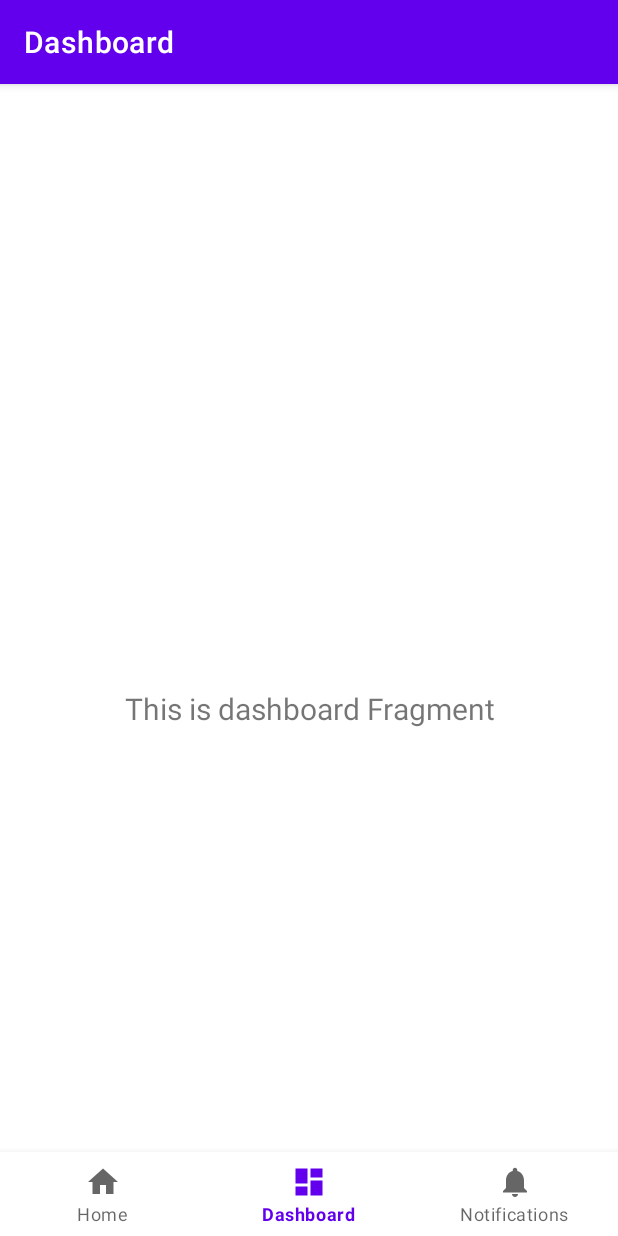
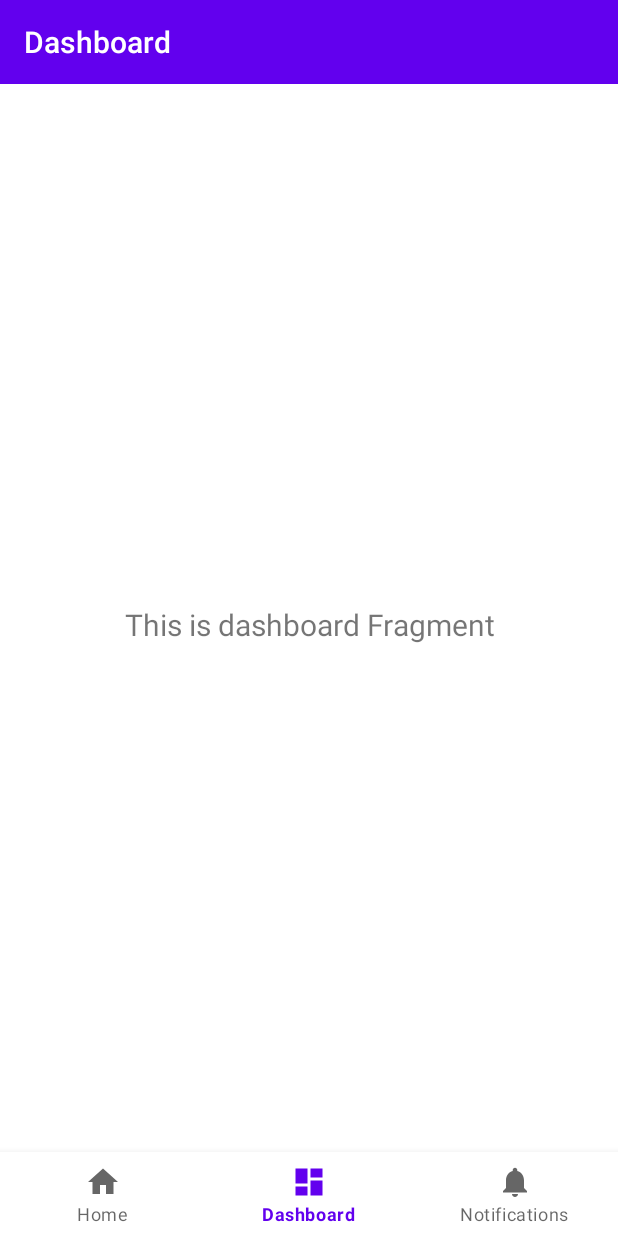
Before and after one commit to nelsonalfo/tmdb-mad-project, an Android app: the DashboardFragment screen opened through its navigation route, on a phone screen of 412 x 824 dp. Run offline under Robolectric (Android 15) with nearby library versions, the phone set to English and light mode, and no system bars; our stand-ins replace navigation-ui.

Commit message:
aplciando estilos y uso mejorando codigo autogenerado

```diff
--- a/app/src/main/java/com/example/tmdbmadproject/HomeActivity.kt
+++ b/app/src/main/java/com/example/tmdbmadproject/HomeActivity.kt
@@ -1,11 +1,9 @@
 package com.example.tmdbmadproject
 
 import android.os.Bundle
-import com.google.android.material.bottomnavigation.BottomNavigationView
 import androidx.appcompat.app.AppCompatActivity
 import androidx.navigation.findNavController
 import androidx.navigation.ui.AppBarConfiguration
-import androidx.navigation.ui.setupActionBarWithNavController
 import androidx.navigation.ui.setupWithNavController
 import com.example.tmdbmadproject.databinding.ActivityHomeBinding
 
@@ -16,7 +14,6 @@ class HomeActivity : AppCompatActivity() {
         super.onCreate(savedInstanceState)
         binding = ActivityHomeBinding.inflate(layoutInflater)
         setContentView(binding.root)
-
 
         val navController = findNavController(R.id.nav_host_fragment)
 
@@ -29,7 +26,8 @@ class HomeActivity : AppCompatActivity() {
                 R.id.navigation_notifications
             )
         )
-        setupActionBarWithNavController(navController, appBarConfiguration)
+
+        binding.toolbarLayout.toolbar.setupWithNavController(navController, appBarConfiguration)
         binding.navView.setupWithNavController(navController)
     }
 }
--- a/app/src/main/java/com/example/tmdbmadproject/ui/dashboard/DashboardFragment.kt
+++ b/app/src/main/java/com/example/tmdbmadproject/ui/dashboard/DashboardFragment.kt
@@ -4,28 +4,26 @@ import android.os.Bundle
 import android.view.LayoutInflater
 import android.view.View
 import android.view.ViewGroup
-import android.widget.TextView
 import androidx.fragment.app.Fragment
-import androidx.lifecycle.Observer
-import androidx.lifecycle.ViewModelProvider
-import com.example.tmdbmadproject.R
+import androidx.fragment.app.viewModels
+import com.example.tmdbmadproject.databinding.FragmentDashboardBinding
 
 class DashboardFragment : Fragment() {
+    private var _binding: FragmentDashboardBinding? = null
+    private val binding get() = _binding!!
 
-    private lateinit var dashboardViewModel: DashboardViewModel
+    private val dashboardViewModel by viewModels<DashboardViewModel>()
 
-    override fun onCreateView(
-        inflater: LayoutInflater,
-        container: ViewGroup?,
-        savedInstanceState: Bundle?
-    ): View? {
-        dashboardViewModel =
-            ViewModelProvider(this).get(DashboardViewModel::class.java)
-        val root = inflater.inflate(R.layout.fragment_dashboard, container, false)
-        val textView: TextView = root.findViewById(R.id.text_dashboard)
-        dashboardViewModel.text.observe(viewLifecycleOwner, Observer {
-            textView.text = it
-        })
-        return root
+
+    override fun onCreateView(inflater: LayoutInflater, container: ViewGroup?, savedInstanceState: Bundle?): View? {
+        _binding = FragmentDashboardBinding.inflate(inflater, container, false)
+
+        dashboardViewModel.text.observe(viewLifecycleOwner, { binding.textDashboard.text = it })
+        return binding.root
+    }
+
+    override fun onDestroyView() {
+        super.onDestroyView()
+        _binding = null
     }
 }
--- a/app/src/main/java/com/example/tmdbmadproject/ui/home/HomeFragment.kt
+++ b/app/src/main/java/com/example/tmdbmadproject/ui/home/HomeFragment.kt
@@ -4,28 +4,35 @@ import android.os.Bundle
 import android.view.LayoutInflater
 import android.view.View
 import android.view.ViewGroup
-import android.widget.TextView
 import androidx.fragment.app.Fragment
-import androidx.lifecycle.Observer
-import androidx.lifecycle.ViewModelProvider
+import androidx.fragment.app.viewModels
+import androidx.navigation.fragment.findNavController
 import com.example.tmdbmadproject.R
+import com.example.tmdbmadproject.databinding.FragmentHomeBinding
 
 class HomeFragment : Fragment() {
+    private var _binding: FragmentHomeBinding? = null
+    private val binding get() = _binding!!
 
-    private lateinit var homeViewModel: HomeViewModel
+    private val homeViewModel by viewModels<HomeViewModel>()
 
-    override fun onCreateView(
-        inflater: LayoutInflater,
-        container: ViewGroup?,
-        savedInstanceState: Bundle?
-    ): View? {
-        homeViewModel =
-            ViewModelProvider(this).get(HomeViewModel::class.java)
-        val root = inflater.inflate(R.layout.fragment_home, container, false)
-        val textView: TextView = root.findViewById(R.id.text_home)
-        homeViewModel.text.observe(viewLifecycleOwner, Observer {
-            textView.text = it
-        })
-        return root
+
+    override fun onCreateView(inflater: LayoutInflater, container: ViewGroup?, savedInstanceState: Bundle?): View {
+        _binding = FragmentHomeBinding.inflate(inflater)
+
+        binding.detailsButton.setOnClickListener { findNavController().navigate(R.id.nav_from_home_to_detail) }
+
+        return binding.root
+    }
+
+    override fun onActivityCreated(savedInstanceState: Bundle?) {
+        super.onActivityCreated(savedInstanceState)
+
+        homeViewModel.text.observe(viewLifecycleOwner, { binding.textHome.text = it })
+    }
+
+    override fun onDestroyView() {
+        super.onDestroyView()
+        _binding = null
     }
 }
--- a/app/src/main/java/com/example/tmdbmadproject/ui/home/HomeViewModel.kt
+++ b/app/src/main/java/com/example/tmdbmadproject/ui/home/HomeViewModel.kt
@@ -5,9 +5,6 @@ import androidx.lifecycle.MutableLiveData
 import androidx.lifecycle.ViewModel
 
 class HomeViewModel : ViewModel() {
-
-    private val _text = MutableLiveData<String>().apply {
-        value = "This is home Fragment"
-    }
+    private val _text = MutableLiveData<String>().apply { value = "This is home Fragment" }
     val text: LiveData<String> = _text
 }
--- a/app/src/main/java/com/example/tmdbmadproject/ui/notifications/NotificationsFragment.kt
+++ b/app/src/main/java/com/example/tmdbmadproject/ui/notifications/NotificationsFragment.kt
@@ -4,10 +4,8 @@ import android.os.Bundle
 import android.view.LayoutInflater
 import android.view.View
 import android.view.ViewGroup
-import android.widget.TextView
 import androidx.fragment.app.Fragment
 import androidx.fragment.app.viewModels
-import com.example.tmdbmadproject.R
 import com.example.tmdbmadproject.databinding.FragmentNotificationsBinding
 
 class NotificationsFragment : Fragment() {
--- a/app/src/main/res/layout/activity_home.xml
+++ b/app/src/main/res/layout/activity_home.xml
@@ -3,8 +3,10 @@
     xmlns:app="http://schemas.android.com/apk/res-auto"
     android:id="@+id/container"
     android:layout_width="match_parent"
-    android:layout_height="match_parent"
-    android:paddingTop="?attr/actionBarSize">
+    android:layout_height="match_parent">
+
+    <include layout="@layout/toolbar"
+        android:id="@+id/toolbar_layout"/>
 
     <com.google.android.material.bottomnavigation.BottomNavigationView
         android:id="@+id/nav_view"
--- /dev/null
+++ b/app/src/main/res/layout/toolbar.xml
@@ -0,0 +1,9 @@
+<?xml version="1.0" encoding="utf-8"?>
+<androidx.appcompat.widget.Toolbar xmlns:android="http://schemas.android.com/apk/res/android"
+    xmlns:tools="http://schemas.android.com/tools"
+    android:id="@+id/toolbar"
+    style="@style/AppToolbar"
+    android:layout_width="match_parent"
+    android:layout_height="wrap_content"
+    android:theme="@style/AppToolbar.Button.Navigation"
+    tools:title="Toolbar" />
--- a/app/src/main/res/navigation/mobile_navigation.xml
+++ b/app/src/main/res/navigation/mobile_navigation.xml
@@ -9,7 +9,11 @@
         android:id="@+id/navigation_home"
         android:name="com.example.tmdbmadproject.ui.home.HomeFragment"
         android:label="@string/title_home"
-        tools:layout="@layout/fragment_home" />
+        tools:layout="@layout/fragment_home" >
+        <action
+            android:id="@+id/nav_from_home_to_detail"
+            app:destination="@id/detailFragment" />
+    </fragment>
 
     <fragment
         android:id="@+id/navigation_dashboard"
@@ -22,4 +26,10 @@
         android:name="com.example.tmdbmadproject.ui.notifications.NotificationsFragment"
         android:label="@string/title_notifications"
         tools:layout="@layout/fragment_notifications" />
+
+    <fragment
+        android:id="@+id/detailFragment"
+        android:name="com.example.tmdbmadproject.ui.detail.DetailFragment"
+        android:label="Details"
+        tools:layout="@layout/detail_fragment" />
 </navigation>
--- a/app/src/main/res/values-night/themes.xml
+++ b/app/src/main/res/values-night/themes.xml
@@ -1,6 +1,6 @@
 <resources xmlns:tools="http://schemas.android.com/tools">
     <!-- Base application theme. -->
-    <style name="Theme.TmdbMADProject" parent="Theme.MaterialComponents.DayNight.DarkActionBar">
+    <style name="Theme.TmdbMADProject" parent="Theme.MaterialComponents.DayNight.NoActionBar">
         <!-- Primary brand color. -->
         <item name="colorPrimary">@color/purple_200</item>
         <item name="colorPrimaryVariant">@color/purple_700</item>
@@ -13,4 +13,14 @@
         <item name="android:statusBarColor" tools:targetApi="l">?attr/colorPrimaryVariant</item>
         <!-- Customize your theme here. -->
     </style>
+
+    <style name="AppToolbar" parent="Widget.AppCompat.Toolbar">
+        <item name="android:background">?attr/colorPrimary</item>
+        <item name="titleTextColor">?attr/colorOnPrimary</item>
+    </style>
+
+    <style name="AppToolbar.Button.Navigation" parent="Widget.AppCompat.Toolbar.Button.Navigation">
+        <item name="colorControlNormal">?attr/colorOnPrimary</item>
+    </style>
+
 </resources>
--- a/app/src/main/res/values/themes.xml
+++ b/app/src/main/res/values/themes.xml
@@ -1,6 +1,6 @@
 <resources xmlns:tools="http://schemas.android.com/tools">
     <!-- Base application theme. -->
-    <style name="Theme.TmdbMADProject" parent="Theme.MaterialComponents.DayNight.DarkActionBar">
+    <style name="Theme.TmdbMADProject" parent="Theme.MaterialComponents.DayNight.NoActionBar">
         <!-- Primary brand color. -->
         <item name="colorPrimary">@color/purple_500</item>
         <item name="colorPrimaryVariant">@color/purple_700</item>
@@ -13,4 +13,14 @@
         <item name="android:statusBarColor" tools:targetApi="l">?attr/colorPrimaryVariant</item>
         <!-- Customize your theme here. -->
     </style>
+
+    <style name="AppToolbar" parent="Widget.AppCompat.Toolbar">
+        <item name="android:background">?attr/colorPrimary</item>
+        <item name="titleTextColor">?attr/colorOnPrimary</item>
+    </style>
+
+    <style name="AppToolbar.Button.Navigation" parent="Widget.AppCompat.Toolbar.Button.Navigation">
+        <item name="colorControlNormal">?attr/colorOnPrimary</item>
+    </style>
+
 </resources>
```
Also changed, not shown: app/src/main/java/com/example/tmdbmadproject/ui/detail/DetailFragment.kt (added, +38 -0 lines), app/src/main/java/com/example/tmdbmadproject/ui/detail/DetailViewModel.kt (added, +10 -0 lines), app/src/main/res/layout/detail_fragment.xml (added, +18 -0 lines), app/src/main/res/layout/fragment_home.xml (+14 -1 lines).
